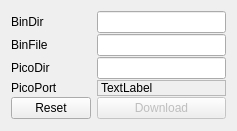
Old version of the form picoUi/picoform.ui in the repository rbehm-ibb/pico_play.
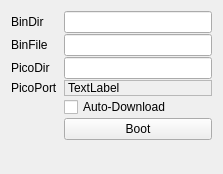
New version of the form. Icons and pictures are not drawn.

What changed in the file:
```diff
--- a/picoUi/picoform.ui
+++ b/picoUi/picoform.ui
@@ -6,8 +6,8 @@
    <rect>
     <x>0</x>
     <y>0</y>
-    <width>237</width>
-    <height>131</height>
+    <width>223</width>
+    <height>174</height>
    </rect>
   </property>
   <property name="windowTitle">
@@ -68,34 +68,6 @@
        </property>
       </widget>
      </item>
-     <item row="5" column="1">
-      <widget class="QPushButton" name="download">
-       <property name="enabled">
-        <bool>false</bool>
-       </property>
-       <property name="text">
-        <string>Download</string>
-       </property>
-       <property name="icon">
-        <iconset resource="../../../../../Qt/qt-library/lib/utils/stdicons.qrc">
-         <normaloff>:/bottom</normaloff>:/bottom</iconset>
-       </property>
-       <property name="checkable">
-        <bool>true</bool>
-       </property>
-      </widget>
-     </item>
-     <item row="5" column="0">
-      <widget class="QPushButton" name="reset">
-       <property name="text">
-        <string>Reset</string>
-       </property>
-       <property name="icon">
-        <iconset resource="../../../../../Qt/qt-library/lib/utils/stdicons.qrc">
-         <normaloff>:/stdicons/launch.svgz</normaloff>:/stdicons/launch.svgz</iconset>
-       </property>
-      </widget>
-     </item>
      <item row="4" column="1">
       <widget class="QLabel" name="picoPort">
        <property name="frameShape">
@@ -109,6 +81,24 @@
        </property>
       </widget>
      </item>
+     <item row="5" column="1">
+      <widget class="QCheckBox" name="download">
+       <property name="text">
+        <string>Auto-Download</string>
+       </property>
+      </widget>
+     </item>
+     <item row="6" column="1">
+      <widget class="QPushButton" name="reset">
+       <property name="text">
+        <string>Boot</string>
+       </property>
+       <property name="icon">
+        <iconset resource="../../../../../Qt/qt-library/lib/utils/stdicons.qrc">
+         <normaloff>:/stdicons/launch.svgz</normaloff>:/stdicons/launch.svgz</iconset>
+       </property>
+      </widget>
+     </item>
     </layout>
    </item>
   </layout>
```
Left out of the diff: 6 changed lines with no effect on the pictures.
